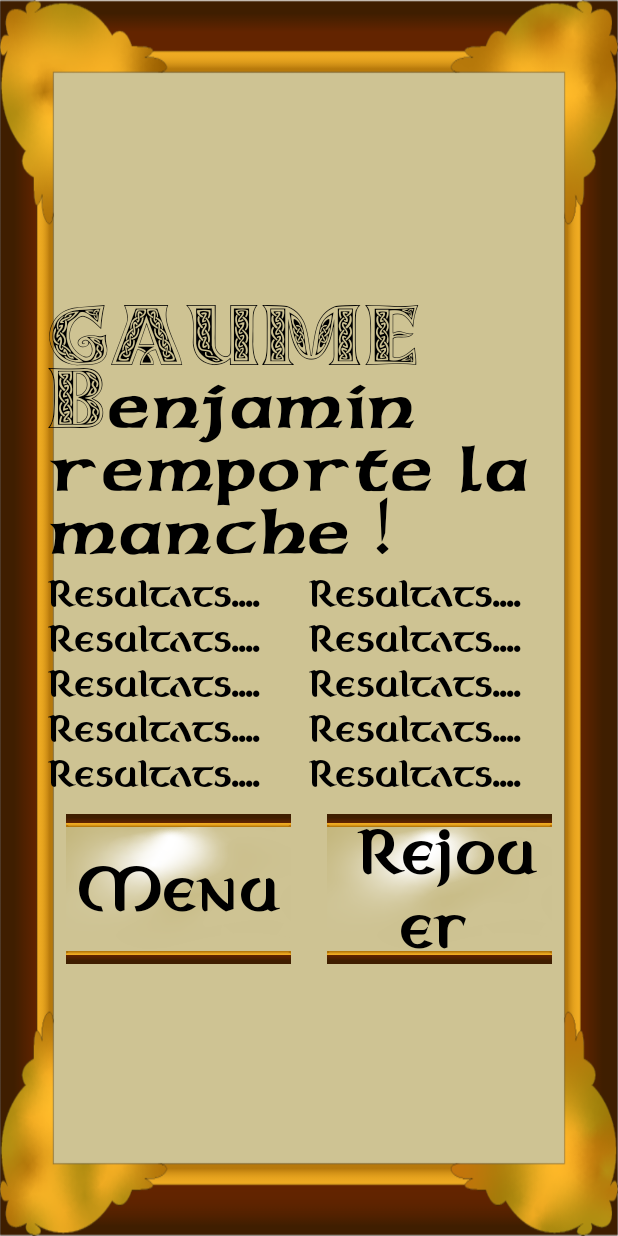
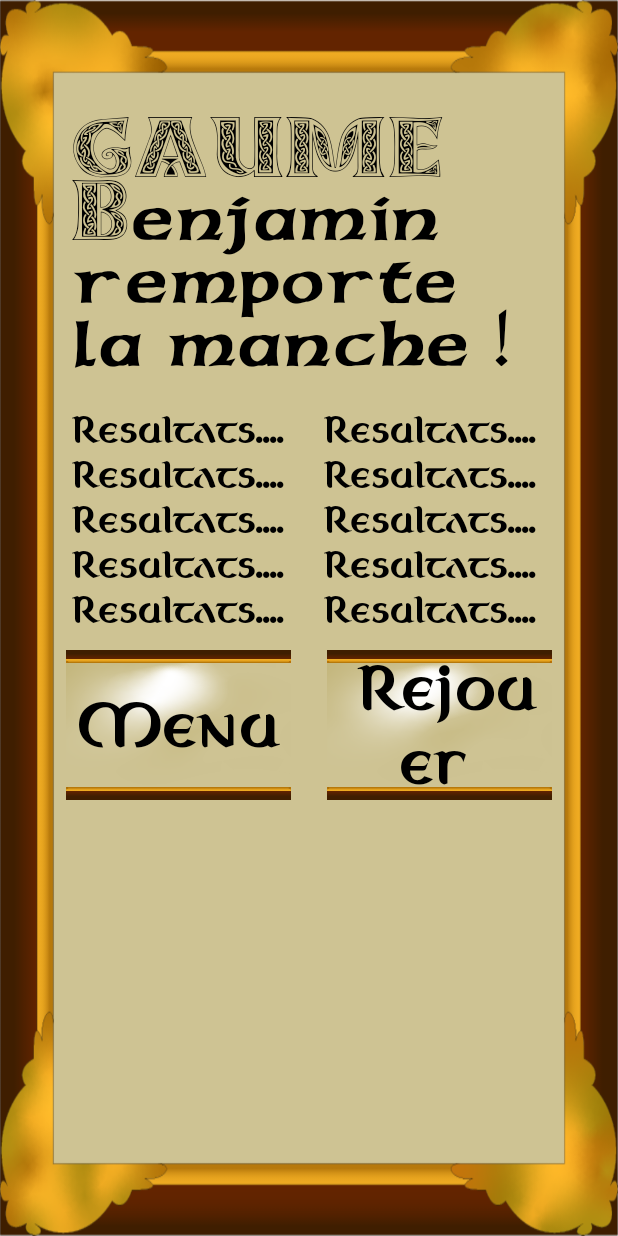
Before and after one commit to btssn-lasalle-84/plug-in-pool-2023, an Android app: the layout fenetre_fin_de_manche.xml on its own in the app's theme, with its tools: preview values and no code run, on a phone screen of 412 x 824 dp. Run offline under Robolectric (Android 15) with nearby library versions, the phone set to English and light mode, and no system bars.

Commit message:
Corrige quelques défauts

```diff
--- a/PlugInPool/app/src/main/java/com/example/pluginpool/FinDeManche.java
+++ b/PlugInPool/app/src/main/java/com/example/pluginpool/FinDeManche.java
@@ -82,8 +82,8 @@ public class FinDeManche extends AlertDialog
         joueurs[Manche.SECOND_JOUEUR].setText(joueur2);
         setResultats();
 
-        fenetre.setMinimumWidth(200); //!< @todo CONSTANTES
-        fenetre.setMinimumHeight(300);
+        //fenetre.setMinimumWidth(200); //!< @todo CONSTANTES
+        //fenetre.setMinimumHeight(300);
 
         setView(fenetre);
 
--- a/PlugInPool/app/src/main/java/com/example/pluginpool/Historique.java
+++ b/PlugInPool/app/src/main/java/com/example/pluginpool/Historique.java
@@ -398,7 +398,7 @@ public class Historique extends AppCompatActivity
     private void afficherFenetreJoueur(String joueur)
     {
         fenetreJoueur = new HistoriqueJoueur(this, joueur);
-        fenetreJoueur.getWindow().setLayout(1200, 1500);
+        fenetreJoueur.getWindow().setLayout(1200, 1500); //!< @todo CONSTANTES
         fenetreJoueur.show();
     }
 
--- a/PlugInPool/app/src/main/java/com/example/pluginpool/Manche.java
+++ b/PlugInPool/app/src/main/java/com/example/pluginpool/Manche.java
@@ -8,6 +8,7 @@ package com.example.pluginpool;
 
 import androidx.annotation.NonNull;
 import androidx.appcompat.app.AppCompatActivity;
+import androidx.core.content.ContextCompat;
 
 import android.content.Intent;
 import android.content.res.ColorStateList;
@@ -267,7 +268,7 @@ public class Manche extends AppCompatActivity
         {
             couleur = (couleursJoueurs.get(joueurs[(joueur + joueurActif) % BlackBall.NB_JOUEURS]) == couleurBille) ? couleurBille : (couleurBille + 1) % BlackBall.NB_GROUPES_BILLES;
             Log.d(TAG, "afficherBillesRestantes() couleur = " + BlackBall.IMAGES_BILLES[couleur]);
-            nomJoueurs[joueur].setTextColor(BlackBall.COULEURS[couleur]); //@fixme
+            nomJoueurs[joueur].setTextColor(ContextCompat.getColor(getApplicationContext(), BlackBall.COULEURS[couleur]));
             for(int bille = 0; bille < billes[couleursJoueurs.get(joueurs[(joueur + joueurActif) % BlackBall.NB_JOUEURS])]; bille++)
             {
                 billesRestantes[(joueur + joueurActif) % BlackBall.NB_JOUEURS][bille].setImageResource(BlackBall.IMAGES_BILLES[couleur]);
@@ -304,6 +305,7 @@ public class Manche extends AppCompatActivity
 
         baseDonnees.ajouterManche(joueurs, indexJoueurGagnant, manche, numeroTable);
         fenetreFinDeManche.setEntete(joueurs[indexJoueurGagnant]);
+        fenetreFinDeManche.getWindow().setLayout(1200, 1500); //!< @todo CONSTANTES
         fenetreFinDeManche.show();
         communications[Communication.TABLE].envoyer(ProtocoleTable.ARRET);
     }
--- a/PlugInPool/app/src/main/res/drawable/fond_toast.xml
+++ b/PlugInPool/app/src/main/res/drawable/fond_toast.xml
@@ -10,7 +10,7 @@
         android:top="0dp" />
 
     <size
-        android:width="200dp"
+        android:width="300dp"
         android:height="100dp" />
 
     <gradient
--- a/PlugInPool/app/src/main/res/layout/fenetre_fin_de_manche.xml
+++ b/PlugInPool/app/src/main/res/layout/fenetre_fin_de_manche.xml
@@ -10,23 +10,22 @@
         android:layout_width="match_parent"
         android:layout_height="match_parent"
         android:scaleType="fitXY"
-        android:src="@drawable/fenetre_fond"
-        app:layout_constraintTop_toTopOf="parent" />
+        android:src="@drawable/fenetre_fond" />
 
     <LinearLayout
         android:layout_width="match_parent"
         android:layout_height="match_parent"
-        android:layout_margin="32dp"
-        android:orientation="vertical"
-        app:layout_constraintBottom_toBottomOf="@+id/background_image"
-        app:layout_constraintTop_toTopOf="@+id/background_image">
+        android:layout_marginRight="32dp"
+        android:layout_marginLeft="32dp"
+        android:orientation="vertical">
 
         <TextView
             android:id="@+id/entete"
             android:layout_width="match_parent"
             android:layout_height="wrap_content"
-            android:layout_marginTop="32dp"
+            android:layout_marginTop="60dp"
             android:fontFamily="@font/celticmd"
+            android:padding="16dp"
             android:text="GAUME Benjamin remporte la manche !"
             android:textColor="@color/black"
             android:textSize="40sp" />
@@ -49,6 +48,7 @@
                     android:fontFamily="@font/celtica_bold"
                     android:text="Resultats...."
                     android:textColor="@color/black"
+                    android:paddingLeft="16dp"
                     android:textSize="24dp" />
 
                 <TextView
@@ -58,6 +58,7 @@
                     android:fontFamily="@font/celtica_bold"
                     android:text="Resultats...."
                     android:textColor="@color/black"
+                    android:paddingLeft="16dp"
                     android:textSize="24dp" />
 
                 <TextView
@@ -67,6 +68,7 @@
                     android:fontFamily="@font/celtica_bold"
                     android:text="Resultats...."
                     android:textColor="@color/black"
+                    android:paddingLeft="16dp"
                     android:textSize="24dp" />
 
                 <TextView
@@ -76,6 +78,7 @@
                     android:fontFamily="@font/celtica_bold"
                     android:text="Resultats...."
                     android:textColor="@color/black"
+                    android:paddingLeft="16dp"
                     android:textSize="24dp" />
 
                 <TextView
@@ -85,6 +88,7 @@
                     android:fontFamily="@font/celtica_bold"
                     android:text="Resultats...."
                     android:textColor="@color/black"
+                    android:paddingLeft="16dp"
                     android:textSize="24dp" />
 
                 <FrameLayout
@@ -128,6 +132,7 @@
                     android:fontFamily="@font/celtica_bold"
                     android:text="Resultats...."
                     android:textColor="@color/black"
+                    android:paddingLeft="10dp"
                     android:textSize="24dp" />
 
                 <TextView
@@ -137,6 +142,7 @@
                     android:fontFamily="@font/celtica_bold"
                     android:text="Resultats...."
                     android:textColor="@color/black"
+                    android:paddingLeft="10dp"
                     android:textSize="24dp" />
 
                 <TextView
@@ -146,6 +152,7 @@
                     android:fontFamily="@font/celtica_bold"
                     android:text="Resultats...."
                     android:textColor="@color/black"
+                    android:paddingLeft="10dp"
                     android:textSize="24dp" />
 
                 <TextView
@@ -155,6 +162,7 @@
                     android:fontFamily="@font/celtica_bold"
                     android:text="Resultats...."
                     android:textColor="@color/black"
+                    android:paddingLeft="10dp"
                     android:textSize="24dp" />
 
                 <TextView
@@ -164,6 +172,7 @@
                     android:fontFamily="@font/celtica_bold"
                     android:text="Resultats...."
                     android:textColor="@color/black"
+                    android:paddingLeft="10dp"
                     android:textSize="24dp" />
 
                 <FrameLayout
```
Also changed, not shown: PlugInPool/app/src/main/java/com/example/pluginpool/Communication.java (+7 -1 lines), PlugInPool/app/src/main/java/com/example/pluginpool/ConfigurationManche.java (+30 -21 lines).
